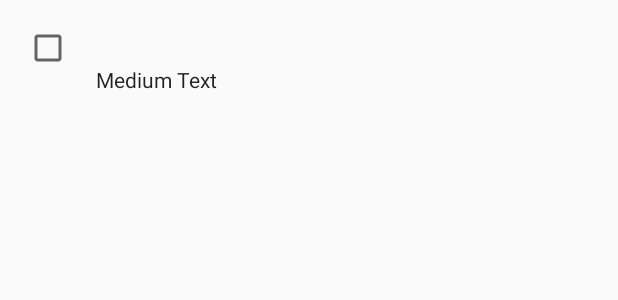
After one commit to BenMohammad/ModelViewIntent, an Android app: the layout taskdetail_frag.xml on its own in the app's theme, with its tools: preview values and no code run, on a phone screen of 412 x 824 dp. The commit adds this screen. Shown: the top 300 px of the screen. Run offline under Robolectric (Android 15) with nearby library versions, the phone set to English and light mode, and no system bars.

Commit message:
TaskDetailFragment.kt  + menu and additional XML added...

```diff
--- /dev/null
+++ b/app/src/main/res/layout/taskdetail_frag.xml
@@ -0,0 +1,34 @@
+<?xml version="1.0" encoding="utf-8"?>
+<RelativeLayout xmlns:android="http://schemas.android.com/apk/res/android"
+    android:layout_width="match_parent"
+    android:layout_height="match_parent"
+    android:orientation="vertical"
+    android:paddingBottom="@dimen/activity_vertical_margin"
+    android:paddingLeft="@dimen/activity_horizontal_margin"
+    android:paddingRight="@dimen/activity_horizontal_margin"
+    android:paddingTop="@dimen/activity_vertical_margin">
+
+    <CheckBox
+        android:id="@+id/task_detail_complete"
+        android:layout_width="wrap_content"
+        android:layout_height="wrap_content"
+        android:layout_gravity="center_vertical"
+        android:layout_marginRight="@dimen/activity_horizontal_margin" />
+
+    <TextView
+        android:id="@+id/task_detail_title"
+        android:layout_toRightOf="@id/task_detail_complete"
+        android:layout_width="match_parent"
+        android:layout_height="wrap_content"
+        android:textAppearance="@style/TextAppearance.AppCompat.Title" />
+
+    <TextView
+        android:id="@+id/task_detail_description"
+        android:layout_toRightOf="@id/task_detail_complete"
+        android:layout_below="@id/task_detail_title"
+        android:layout_width="match_parent"
+        android:layout_height="wrap_content"
+        android:text="Medium Text"
+        android:textAppearance="@style/TextAppearance.AppCompat.Body1" />
+
+</RelativeLayout>
```
Also changed, not shown: app/src/main/java/com/benmohammad/modelviewintent/addedittask/AddEditTaskFragment.kt (added, +10 -0 lines), app/src/main/java/com/benmohammad/modelviewintent/taskdetail/TaskDetailActivity.kt (+8 -0 lines), app/src/main/java/com/benmohammad/modelviewintent/taskdetail/TaskDetailFragment.kt (added, +197 -0 lines), app/src/main/java/com/benmohammad/modelviewintent/util/TodoViewModelFactory.kt (+7 -0 lines), app/src/main/res/drawable/ic_edit.xml (added, +10 -0 lines), app/src/main/res/layout/taskdetail_act.xml (added, +45 -0 lines), app/src/main/res/menu/taskdetail_fragment_menu.xml (added, +8 -0 lines).
